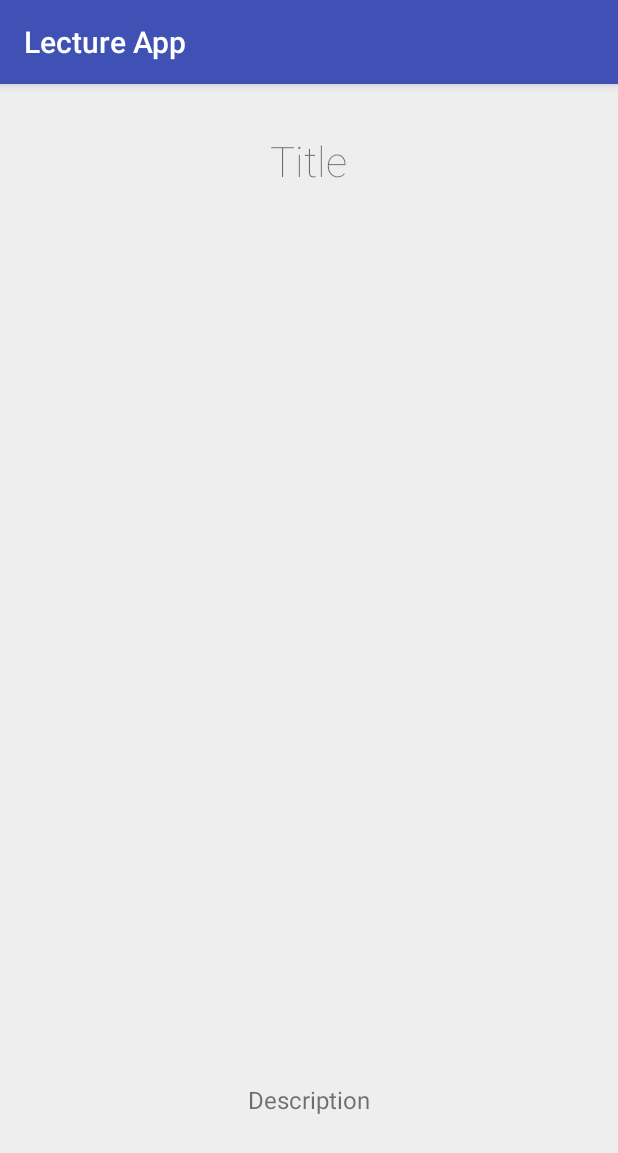
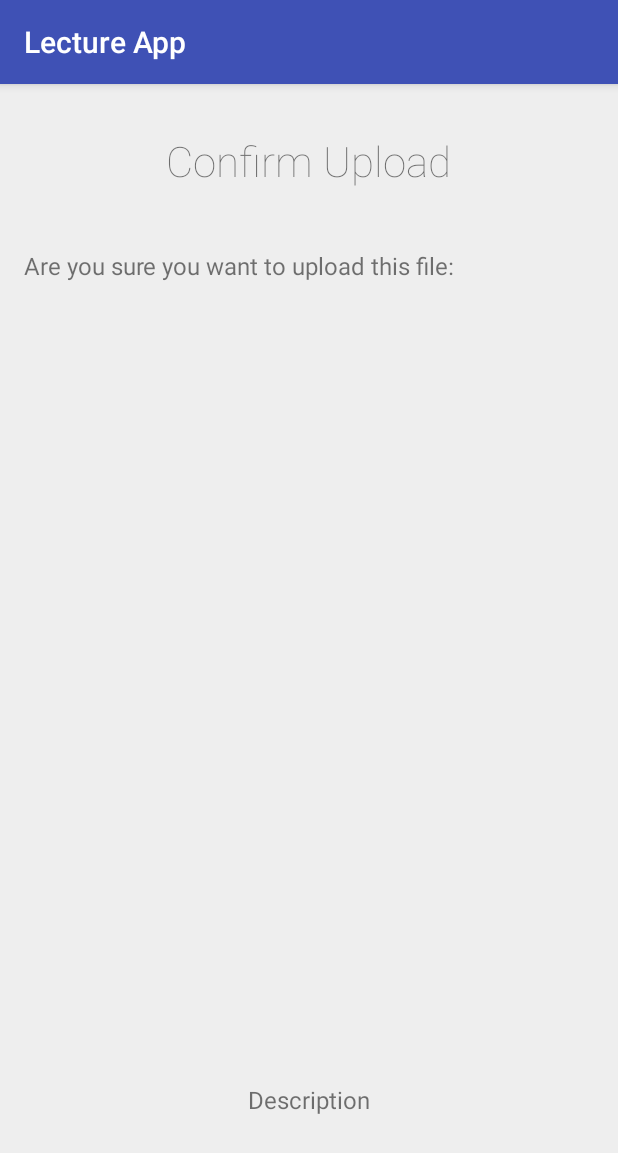
Before and after one commit to chs-advanced-java/RecoLecture, an Android app: the fragment FragmentUpload shown on its own in the app's theme, on a phone screen of 412 x 824 dp. Shown: the top 1153 px of the screen. Run offline under Robolectric (Android 15) with nearby library versions, the phone set to English and light mode, and no system bars.

Commit message:
Upload slide changes

```diff
--- a/app/src/main/res/layout/slide_upload.xml
+++ b/app/src/main/res/layout/slide_upload.xml
@@ -13,7 +13,7 @@
         android:layout_height="wrap_content"
         android:layout_centerHorizontal="true"
         android:layout_marginTop="16dp"
-        android:text="Title"
+        android:text="Confirm Upload"
         android:fontFamily="sans-serif-thin"
         android:textSize="28sp"/>
 
@@ -25,9 +25,12 @@
         android:paddingBottom="16dp"
         android:paddingTop="16dp">
 
-        <ImageView
-            android:layout_width="match_parent"
-            android:layout_height="match_parent" />
+        <TextView
+            android:layout_width="wrap_content"
+            android:layout_height="wrap_content"
+            android:layout_marginTop="24dp"
+            android:textSize="16sp"
+            android:text="@string/confirm_upload"/>
 
     </RelativeLayout>
 
--- a/app/src/main/res/layout/teacher_class_main_screen.xml
+++ b/app/src/main/res/layout/teacher_class_main_screen.xml
@@ -13,8 +13,8 @@
         android:layout_width="3000dp"
         android:layout_height="75dp"
         android:background="@drawable/button_round_light_blue"
-        android:textSize="25sp"
-        android:text="Class 1"
+        android:textSize="75sp"
+        android:text="Class Uno"
         android:textAllCaps="false"
         android:id="@+id/button"
         android:layout_alignParentTop="true"
--- a/app/src/main/res/values/strings.xml
+++ b/app/src/main/res/values/strings.xml
@@ -3,4 +3,6 @@
 
     <!-- TODO: Remove or change this placeholder text -->
     <string name="hello_blank_fragment">Hello blank fragment</string>
+
+    <string name="confirm_upload">Are you sure you want to upload this file:</string>
 </resources>
```
Also changed, not shown: 1 other file.
